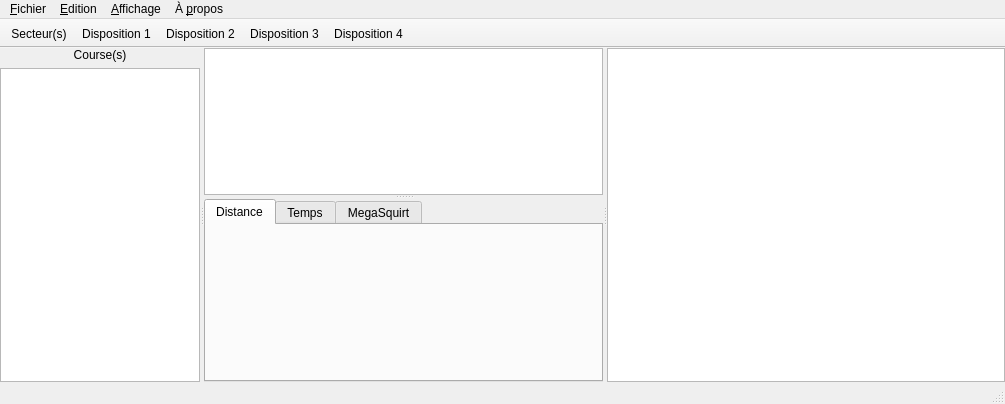
Qt form MainWindow.ui (xaviermawet/EcoManager2013Experimental) before a commit.
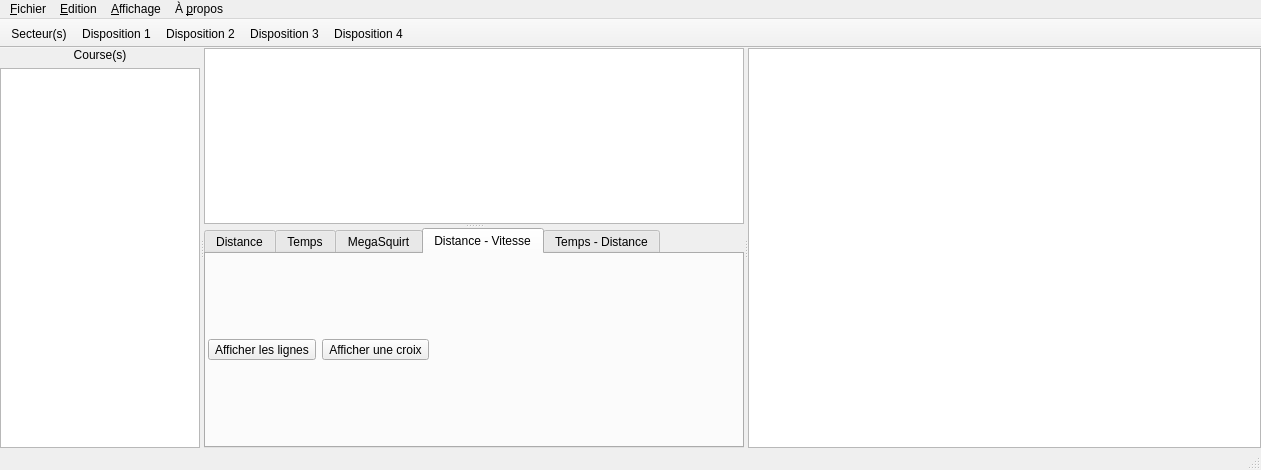
The same form after that commit. Icons and pictures are not drawn.

Diff of the .ui file:
```diff
--- a/MainWindow.ui
+++ b/MainWindow.ui
@@ -6,8 +6,8 @@
    <rect>
     <x>0</x>
     <y>0</y>
-    <width>1005</width>
-    <height>404</height>
+    <width>1261</width>
+    <height>470</height>
    </rect>
   </property>
   <property name="windowTitle">
@@ -128,7 +128,7 @@
         </widget>
         <widget class="QTabWidget" name="plotsTabWidget">
          <property name="currentIndex">
-          <number>0</number>
+          <number>3</number>
          </property>
          <widget class="QWidget" name="tabDistance">
           <attribute name="title">
@@ -226,6 +226,101 @@
            </item>
           </layout>
          </widget>
+         <widget class="QWidget" name="distanceSpeedTab">
+          <attribute name="title">
+           <string>Distance - Vitesse</string>
+          </attribute>
+          <layout class="QVBoxLayout" name="distanceSpeedVerticalLayout">
+           <property name="leftMargin">
+            <number>2</number>
+           </property>
+           <property name="topMargin">
+            <number>2</number>
+           </property>
+           <property name="rightMargin">
+            <number>2</number>
+           </property>
+           <property name="bottomMargin">
+            <number>2</number>
+           </property>
+           <item>
+            <layout class="QHBoxLayout" name="horizontalLayout">
+             <item>
+              <widget class="QToolButton" name="showLineToolButton">
+               <property name="text">
+                <string>Afficher les lignes</string>
+               </property>
+               <property name="icon">
+                <iconset resource="Resources.qrc">
+                 <normaloff>:/Resources/Icons/stats_lines.png</normaloff>:/Resources/Icons/stats_lines.png</iconset>
+               </property>
+               <property name="iconSize">
+                <size>
+                 <width>24</width>
+                 <height>24</height>
+                </size>
+               </property>
+               <property name="checkable">
+                <bool>true</bool>
+               </property>
+              </widget>
+             </item>
+             <item>
+              <widget class="QToolButton" name="showCrossToolButton">
+               <property name="text">
+                <string>Afficher une croix</string>
+               </property>
+               <property name="icon">
+                <iconset resource="Resources.qrc">
+                 <normaloff>:/Resources/Icons/Line.png</normaloff>:/Resources/Icons/Line.png</iconset>
+               </property>
+               <property name="iconSize">
+                <size>
+                 <width>24</width>
+                 <height>24</height>
+                </size>
+               </property>
+               <property name="checkable">
+                <bool>true</bool>
+               </property>
+              </widget>
+             </item>
+             <item>
+              <spacer name="horizontalSpacer">
+               <property name="orientation">
+                <enum>Qt::Horizontal</enum>
+               </property>
+               <property name="sizeHint" stdset="0">
+                <size>
+                 <width>40</width>
+                 <height>20</height>
+                </size>
+               </property>
+              </spacer>
+             </item>
+            </layout>
+           </item>
+          </layout>
+         </widget>
+         <widget class="QWidget" name="timeSpeedTab">
+          <attribute name="title">
+           <string>Temps - Distance</string>
+          </attribute>
+          <layout class="QVBoxLayout" name="timeSpeedVerticalLayout">
+           <property name="leftMargin">
+            <number>2</number>
+           </property>
+           <property name="topMargin">
+            <number>2</number>
+           </property>
+           <property name="rightMargin">
+            <number>2</number>
+           </property>
+           <property name="bottomMargin">
+            <number>2</number>
+           </property>
+          </layout>
+         </widget>
         </widget>
        </widget>
        <widget class="QTreeView" name="raceTable">
@@ -280,7 +375,7 @@
     <rect>
      <x>0</x>
      <y>0</y>
-     <width>1005</width>
+     <width>1261</width>
      <height>19</height>
     </rect>
    </property>
```
Left out of the diff: 2 changed lines with no effect on the pictures.
